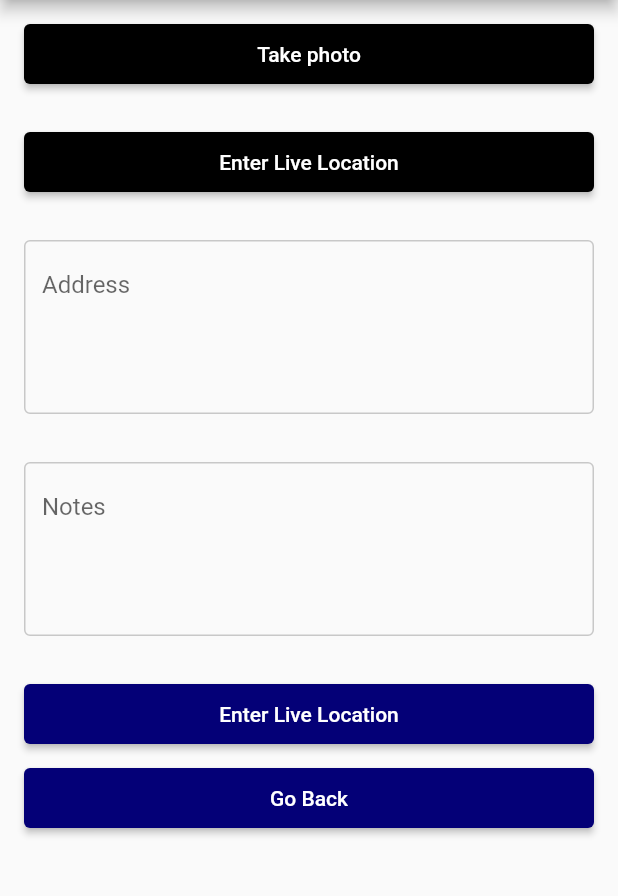
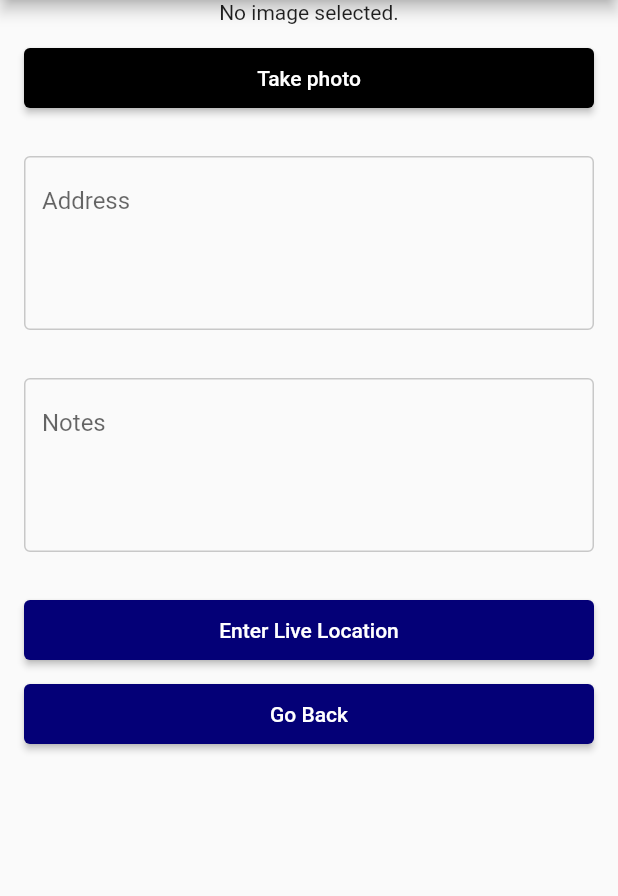
Before and after one commit to digiblade/urban, a Flutter app: the BookingForm screen opened directly with empty values, after a tap on "Take photo", on a phone screen of 412 x 824 dp, the part 84-980 px from its top. Run offline on Flutter 3.47's test engine with Material 2 defaults, Android fonts, the phone set to English and light mode, and no system bars; our stand-ins replace dio, fluttertoast, image_picker, shared_preferences; accounts and stored records are empty.

Commit message:
take image

```diff
--- a/lib/view/home/BookingForm.dart
+++ b/lib/view/home/BookingForm.dart
@@ -1,9 +1,12 @@
+import 'dart:io';
+
 import 'package:flutter/material.dart';
 import '../../component/InputField.dart';
 import '../../component/Button.dart';
 import 'Response.dart';
+import 'package:image_picker/image_picker.dart';
 
-class BookingForm extends StatelessWidget {
+class BookingForm extends StatefulWidget {
   final double padding;
   final dynamic subcategory;
   const BookingForm({
@@ -13,9 +16,30 @@ class BookingForm extends StatelessWidget {
   }) : super(key: key);
 
   @override
+  _BookingFormState createState() => _BookingFormState();
+}
+
+class _BookingFormState extends State<BookingForm> {
+  File image;
+  final picker = ImagePicker();
+  Future getImage(int type) async {
+    dynamic pickedFile;
+    if (type == 0) {
+      pickedFile = await ImagePicker.pickImage(source: ImageSource.camera);
+    } else {
+      pickedFile = await ImagePicker.pickImage(source: ImageSource.camera);
+    }
+    setState(() {
+      if (pickedFile != null) {
+        image = File(pickedFile.path);
+      }
+    });
+  }
+
+  @override
   Widget build(BuildContext context) {
     return Padding(
-      padding: EdgeInsets.only(top: padding),
+      padding: EdgeInsets.only(top: widget.padding),
       child: Scaffold(
         primary: false,
         resizeToAvoidBottomInset: true,
@@ -25,17 +49,10 @@ class BookingForm extends StatelessWidget {
         body: SingleChildScrollView(
           child: Column(
             children: [
-              Padding(
-                padding: const EdgeInsets.symmetric(
-                  horizontal: 16.0,
-                  vertical: 16,
-                ),
-                child: Button1(
-                  onPressed: () {},
-                  text: "Take photo",
-                  color: Colors.black,
-                  textColor: Colors.white,
-                ),
+              Center(
+                child: image == null
+                    ? Text('No image selected.')
+                    : Image.file(image),
               ),
               Padding(
                 padding: const EdgeInsets.symmetric(
@@ -43,8 +60,10 @@ class BookingForm extends StatelessWidget {
                   vertical: 16,
                 ),
                 child: Button1(
-                  onPressed: () {},
-                  text: "Enter Live Location",
+                  onPressed: () {
+                    getImage(0);
+                  },
+                  text: "Take photo",
                   color: Colors.black,
                   textColor: Colors.white,
                 ),
@@ -82,7 +101,7 @@ class BookingForm extends StatelessWidget {
                 ),
                 child: Button1(
                   onPressed: () {
-                    successPage(context, padding);
+                    successPage(context, widget.padding);
                   },
                   text: "Enter Live Location",
                   color: Color(0xff040077),
--- a/pubspec.yaml
+++ b/pubspec.yaml
@@ -14,6 +14,7 @@ dependencies:
   dio: ^3.0.10
   shared_preferences: ^2.0.4
   fluttertoast: ^7.1.8
+  image_picker: any
   cupertino_icons: ^1.0.0
 
 dev_dependencies:
```
Also changed, not shown: pubspec.lock.
